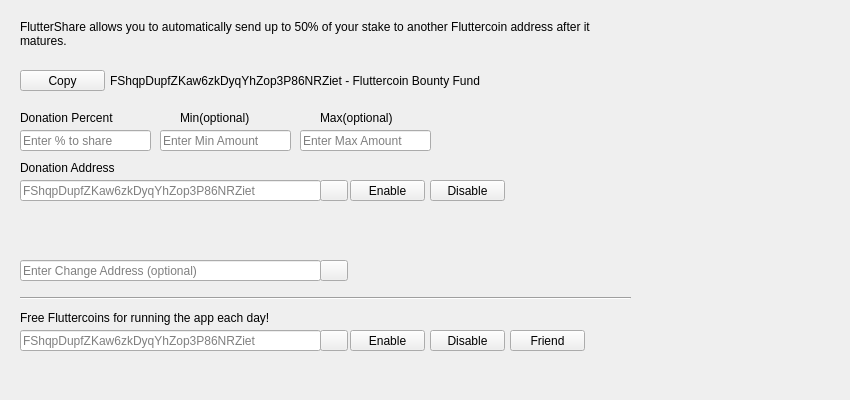
ofeefee/fluttercoin, file src/qt/forms/savingsdialog.ui: the form before one commit.
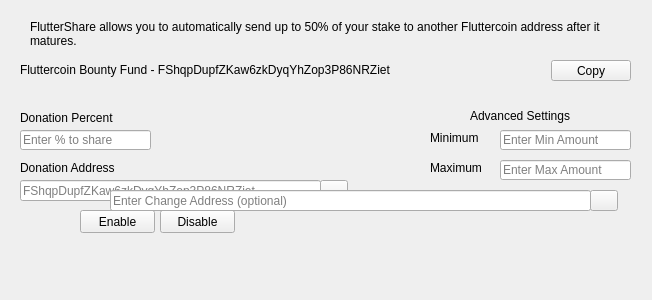
The form after the commit. Icons and pictures are not drawn.

Commit message: removed free fltuter

The edit to the form file:
```diff
--- a/src/qt/forms/savingsdialog.ui
+++ b/src/qt/forms/savingsdialog.ui
@@ -9,8 +9,8 @@
    <rect>
     <x>0</x>
     <y>0</y>
-    <width>850</width>
-    <height>400</height>
+    <width>652</width>
+    <height>300</height>
    </rect>
   </property>
   <property name="windowTitle">
@@ -22,7 +22,7 @@
      <x>20</x>
      <y>130</y>
      <width>131</width>
-     <height>21</height>
+     <height>20</height>
     </rect>
    </property>
    <property name="toolTip">
@@ -57,10 +57,10 @@
   <widget class="QLabel" name="label_2">
    <property name="geometry">
     <rect>
-     <x>20</x>
+     <x>30</x>
      <y>20</y>
-     <width>611</width>
-     <height>41</height>
+     <width>591</width>
+     <height>31</height>
     </rect>
    </property>
    <property name="lineWidth">
@@ -79,10 +79,10 @@
   <widget class="QLineEdit" name="savingsMinEdit">
    <property name="geometry">
     <rect>
-     <x>160</x>
+     <x>500</x>
      <y>130</y>
      <width>131</width>
-     <height>21</height>
+     <height>20</height>
     </rect>
    </property>
    <property name="toolTip">
@@ -95,10 +95,10 @@
   <widget class="QLineEdit" name="savingsMaxEdit">
    <property name="geometry">
     <rect>
-     <x>300</x>
-     <y>130</y>
+     <x>500</x>
+     <y>160</y>
      <width>131</width>
-     <height>21</height>
+     <height>20</height>
     </rect>
    </property>
    <property name="toolTip">
@@ -115,7 +115,7 @@
    <property name="geometry">
     <rect>
      <x>20</x>
-     <y>210</y>
+     <y>250</y>
      <width>611</width>
      <height>21</height>
     </rect>
@@ -127,10 +127,10 @@
   <widget class="QPushButton" name="enableButton">
    <property name="geometry">
     <rect>
-     <x>350</x>
-     <y>180</y>
+     <x>80</x>
+     <y>210</y>
      <width>75</width>
-     <height>21</height>
+     <height>23</height>
     </rect>
    </property>
    <property name="statusTip">
@@ -143,10 +143,10 @@
   <widget class="QPushButton" name="disableButton">
    <property name="geometry">
     <rect>
-     <x>430</x>
-     <y>180</y>
+     <x>160</x>
+     <y>210</y>
      <width>75</width>
-     <height>21</height>
+     <height>23</height>
     </rect>
    </property>
    <property name="statusTip">
@@ -185,9 +185,9 @@
   <widget class="QLineEdit" name="savingsChangeAddressEdit">
    <property name="geometry">
     <rect>
-     <x>20</x>
-     <y>260</y>
-     <width>301</width>
+     <x>110</x>
+     <y>190</y>
+     <width>481</width>
      <height>21</height>
     </rect>
    </property>
@@ -201,8 +201,8 @@
   <widget class="QPushButton" name="changeAddressBookButton">
    <property name="geometry">
     <rect>
-     <x>320</x>
-     <y>260</y>
+     <x>590</x>
+     <y>190</y>
      <width>28</width>
      <height>21</height>
     </rect>
@@ -240,27 +240,40 @@
   <widget class="QLabel" name="label_3">
    <property name="geometry">
     <rect>
-     <x>180</x>
-     <y>110</y>
-     <width>101</width>
+     <x>430</x>
+     <y>130</y>
+     <width>71</width>
      <height>16</height>
     </rect>
    </property>
    <property name="text">
-    <string>Min(optional)</string>
+    <string>Minimum</string>
    </property>
   </widget>
   <widget class="QLabel" name="label_4">
    <property name="geometry">
     <rect>
-     <x>320</x>
-     <y>110</y>
-     <width>101</width>
+     <x>430</x>
+     <y>160</y>
+     <width>71</width>
      <height>16</height>
     </rect>
    </property>
    <property name="text">
-    <string>Max(optional)</string>
+    <string>Maximum</string>
+   </property>
+  </widget>
+  <widget class="QLabel" name="label_5">
+   <property name="geometry">
+    <rect>
+     <x>470</x>
+     <y>106</y>
+     <width>141</width>
+     <height>20</height>
+    </rect>
+   </property>
+   <property name="text">
+    <string>Advanced Settings</string>
    </property>
   </widget>
   <widget class="QLabel" name="label_6">
@@ -276,164 +289,59 @@
     <string>Donation Address</string>
    </property>
   </widget>
-  <widget class="QLineEdit" name="freeAddressEdit">
+  <widget class="QWidget" name="horizontalLayoutWidget">
    <property name="geometry">
     <rect>
      <x>20</x>
-     <y>330</y>
-     <width>301</width>
-     <height>21</height>
-    </rect>
-   </property>
-   <property name="toolTip">
-    <string>Enter Fluttercoin address</string>
-   </property>
-   <property name="text">
-    <string/>
-   </property>
-   <property name="placeholderText">
-    <string>FShqpDupfZKaw6zkDyqYhZop3P86NRZiet</string>
-   </property>
-  </widget>
-  <widget class="QPushButton" name="freeAddressBookButton">
-   <property name="geometry">
-    <rect>
-     <x>320</x>
-     <y>330</y>
-     <width>28</width>
-     <height>21</height>
-    </rect>
-   </property>
-   <property name="toolTip">
-    <string>Choose an address from the address book</string>
-   </property>
-   <property name="text">
-    <string/>
-   </property>
-   <property name="icon">
-    <iconset resource="../bitcoin.qrc">
-     <normaloff>:/icons/address-book</normaloff>:/icons/address-book</iconset>
-   </property>
-   <property name="shortcut">
-    <string>Alt+A</string>
-   </property>
-   <property name="autoDefault">
-    <bool>false</bool>
-   </property>
-  </widget>
-  <widget class="QLabel" name="freelabel">
-   <property name="geometry">
-    <rect>
-     <x>20</x>
-     <y>310</y>
-     <width>331</width>
-     <height>16</height>
-    </rect>
-   </property>
-   <property name="text">
-    <string>Free Fluttercoins for running the app each day!</string>
-   </property>
-  </widget>
-  <widget class="QPushButton" name="freeRequestButton">
-   <property name="geometry">
-    <rect>
-     <x>350</x>
-     <y>330</y>
-     <width>75</width>
-     <height>21</height>
-    </rect>
-   </property>
-   <property name="statusTip">
-    <string>Get Free Fluttercoins</string>
-   </property>
-   <property name="text">
-    <string>Enable</string>
-   </property>
-  </widget>
-  <widget class="Line" name="line">
-   <property name="geometry">
-    <rect>
-     <x>20</x>
-     <y>290</y>
+     <y>60</y>
      <width>611</width>
-     <height>16</height>
-    </rect>
-   </property>
-   <property name="orientation">
-    <enum>Qt::Horizontal</enum>
-   </property>
-  </widget>
-  <widget class="QLabel" name="freeMessage">
-   <property name="geometry">
-    <rect>
-     <x>20</x>
-     <y>360</y>
-     <width>611</width>
      <height>21</height>
     </rect>
    </property>
-   <property name="text">
-    <string/>
-   </property>
-  </widget>
-  <widget class="QLabel" name="label_7">
-   <property name="geometry">
-    <rect>
-     <x>110</x>
-     <y>70</y>
-     <width>481</width>
-     <height>21</height>
-    </rect>
-   </property>
-   <property name="text">
-    <string>FShqpDupfZKaw6zkDyqYhZop3P86NRZiet - Fluttercoin Bounty Fund</string>
-   </property>
-  </widget>
-  <widget class="QPushButton" name="pushButton_copy">
-   <property name="geometry">
-    <rect>
-     <x>20</x>
-     <y>70</y>
-     <width>85</width>
-     <height>21</height>
-    </rect>
-   </property>
-   <property name="text">
-    <string>Copy</string>
-   </property>
-  </widget>
-  <widget class="QPushButton" name="freeDisableButton">
-   <property name="geometry">
-    <rect>
-     <x>430</x>
-     <y>330</y>
-     <width>75</width>
-     <height>21</height>
-    </rect>
-   </property>
-   <property name="statusTip">
-    <string>Get Free Fluttercoins</string>
-   </property>
-   <property name="text">
-    <string>Disable</string>
-   </property>
-  </widget>
-  <widget class="QPushButton" name="freeReferButton">
-   <property name="geometry">
-    <rect>
-     <x>510</x>
-     <y>330</y>
-     <width>75</width>
-     <height>21</height>
-    </rect>
-   </property>
-   <property name="text">
-    <string>Friend</string>
-   </property>
-   <property name="icon">
-    <iconset resource="../bitcoin.qrc">
-     <normaloff>:/icons/add</normaloff>:/icons/add</iconset>
-   </property>
+   <layout class="QHBoxLayout" name="horizontalLayout">
+    <item>
+     <widget class="QLabel" name="label_7">
+      <property name="text">
+       <string>Fluttercoin Bounty Fund - FShqpDupfZKaw6zkDyqYhZop3P86NRZiet</string>
+      </property>
+      <property name="textInteractionFlags">
+       <set>Qt::LinksAccessibleByMouse|Qt::TextSelectableByMouse</set>
+      </property>
+     </widget>
+    </item>
+    <item>
+     <spacer name="horizontalSpacer">
+      <property name="orientation">
+       <enum>Qt::Horizontal</enum>
+      </property>
+      <property name="sizeHint" stdset="0">
+       <size>
+        <width>40</width>
+        <height>20</height>
+       </size>
+      </property>
+     </spacer>
+    </item>
+    <item>
+     <widget class="QPushButton" name="pushButton_copy">
+      <property name="sizePolicy">
+       <sizepolicy hsizetype="Minimum" vsizetype="Fixed">
+        <horstretch>0</horstretch>
+        <verstretch>0</verstretch>
+       </sizepolicy>
+      </property>
+      <property name="baseSize">
+       <size>
+        <width>0</width>
+        <height>0</height>
+       </size>
+      </property>
+      <property name="text">
+       <string>Copy</string>
+      </property>
+     </widget>
+    </item>
+   </layout>
   </widget>
  </widget>
  <resources>
```
